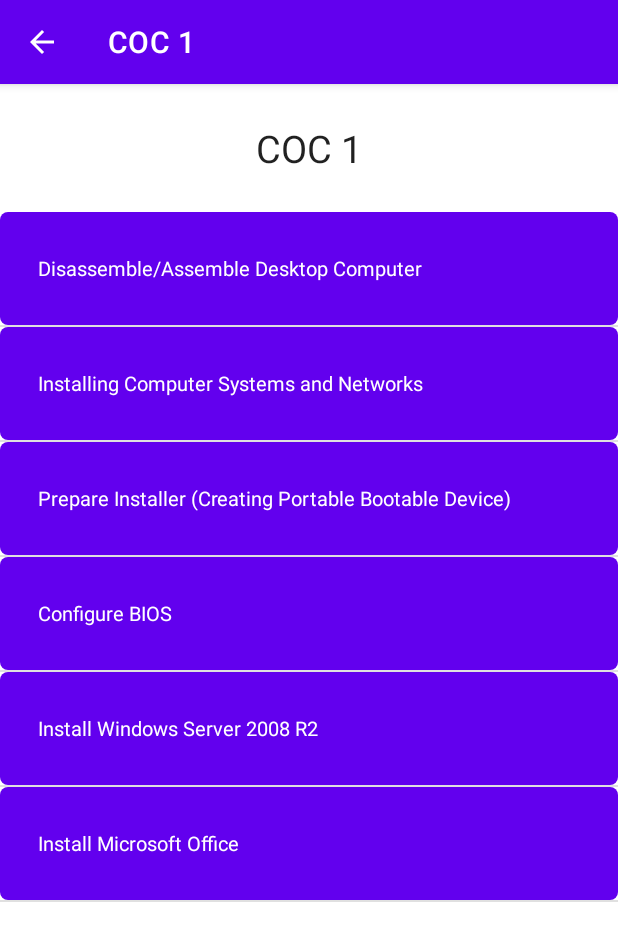
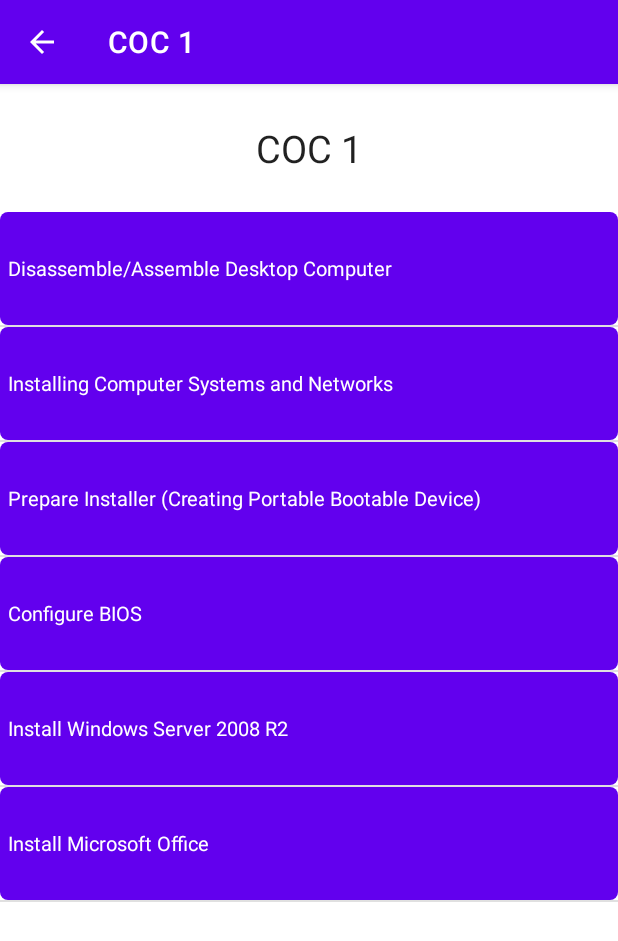
Before and after one commit to Vanny-Dev/ICT-CSS-Academy, an Android app: the screen it shows after launch (cocActivity), after a tap on "COC 1", on a phone screen of 412 x 824 dp. Shown: the top 941 px of the screen. Run offline under Robolectric (Android 15) with nearby library versions, the phone set to English and light mode, and no system bars.

Commit message:
04-22-23 13:05 "Fixing ListView"

```diff
--- a/app/src/main/res/layout/list_view.xml
+++ b/app/src/main/res/layout/list_view.xml
@@ -2,7 +2,7 @@
 <androidx.appcompat.widget.LinearLayoutCompat
 	xmlns:android="http://schemas.android.com/apk/res/android"
 	android:background="@drawable/listview"
-	android:padding="25dp"
+	android:padding="5dp"
 	android:layout_margin="50dp"
 	android:orientation="vertical"
 	android:layout_width="match_parent"
```
